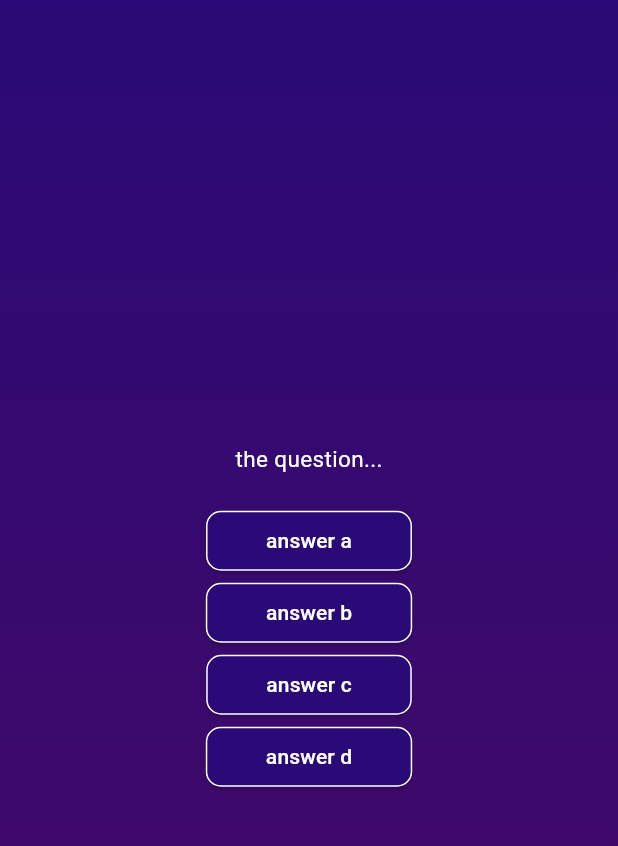
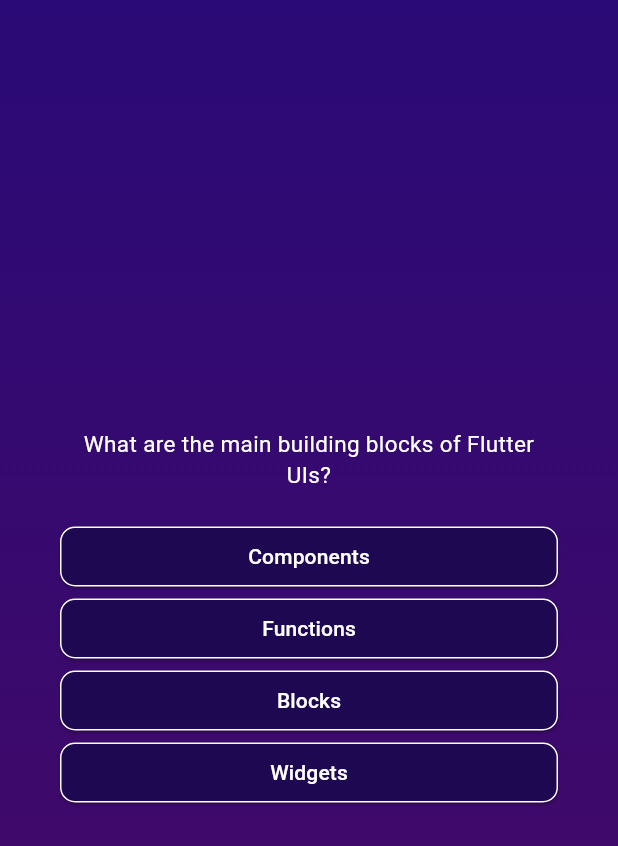
Before and after one commit to ikhsanmuhamad22/Flutter-quiz_app, a Flutter app: the screen it shows after launch, after a tap on "Start Quiz", on a phone screen of 412 x 824 dp. Shown: the top 846 px of the screen. Run offline on Flutter 3.47's test engine with Material 3 defaults, Android fonts, the phone set to English and light mode, and no system bars.

Commit message:
edit: using data for question & shuffle the answer

```diff
--- a/lib/button_answer.dart
+++ b/lib/button_answer.dart
@@ -19,7 +19,8 @@ class ButtonAnswer extends StatelessWidget {
           ),
         ),
         foregroundColor: Colors.white,
-          backgroundColor: Color.fromARGB(255, 42, 10, 118)),
+        backgroundColor: Color.fromARGB(255, 30, 8, 82),
+      ),
       onPressed: onClick,
       child: Text(textAnswer),
     );
--- a/lib/models/quiz_question.dart
+++ b/lib/models/quiz_question.dart
@@ -3,4 +3,9 @@ class QuizQuestion {
 
   final String text;
   final List<String> answer;
+  List<String> getAnswerShuffle() {
+    final shuffledAnswer = List.of(answer);
+    shuffledAnswer.shuffle();
+    return shuffledAnswer;
+  }
 }
--- a/lib/questions_screen.dart
+++ b/lib/questions_screen.dart
@@ -1,5 +1,7 @@
 import 'package:flutter/material.dart';
 import 'package:quiz_app/button_answer.dart';
+import 'package:quiz_app/data/questions.dart';
+
 
 class QuestionsScreen extends StatefulWidget {
   const QuestionsScreen({super.key});
@@ -11,35 +13,36 @@ class QuestionsScreen extends StatefulWidget {
 }
 
 class _QuestionScreenState extends State<QuestionsScreen> {
+  final questionText = questions[0];
+
   @override
   Widget build(BuildContext context) {
     return SizedBox(
       width: double.infinity,
+      child: Container(
+        margin: EdgeInsets.all(40),
         child: Column(
           mainAxisAlignment: MainAxisAlignment.center,
+          crossAxisAlignment: CrossAxisAlignment.stretch,
           children: [
-          Text('the question...',
-              style: TextStyle(color: Colors.white, fontSize: 15)),
+            Text(
+              questionText.text,
+              style: TextStyle(color: Colors.white, fontSize: 15),
+              textAlign: TextAlign.center,
+            ),
             SizedBox(
               height: 20,
             ),
-          ButtonAnswer(
-            textAnswer: 'answer a',
+            ...questionText.getAnswerShuffle().map(
+              (text) {
+                return ButtonAnswer(
+                  textAnswer: text,
                   onClick: () {},
+                );
+              },
+            )
+          ],
         ),
-          ButtonAnswer(
-            textAnswer: 'answer b',
-            onClick: () {},
-          ),
-          ButtonAnswer(
-            textAnswer: 'answer c',
-            onClick: () {},
-          ),
-          ButtonAnswer(
-            textAnswer: 'answer d',
-            onClick: () {},
-          ),
-        ],
       ),
     );
   }
```
Lines whose indentation alone changed are shown as unchanged.
